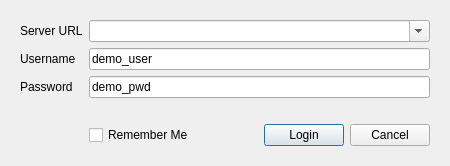
Before: the Qt Designer form qfieldsync/ui/cloud_login_dialog.ui in opengisch/qfieldsync, drawn with Qt 5.
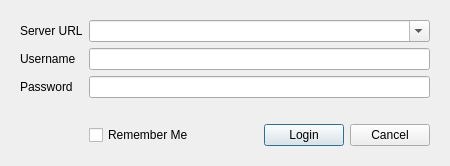
After: the same form once the commit is applied. Custom widgets are drawn as their Qt base class.

Commit message: No more default user and password

Patch:
```diff
--- a/qfieldsync/ui/cloud_login_dialog.ui
+++ b/qfieldsync/ui/cloud_login_dialog.ui
@@ -20,7 +20,7 @@
       <item row="1" column="1">
        <widget class="QLineEdit" name="usernameLineEdit">
         <property name="text">
-         <string>demo_user</string>
+         <string/>
         </property>
        </widget>
       </item>
@@ -34,7 +34,7 @@
       <item row="2" column="1">
        <widget class="QgsPasswordLineEdit" name="passwordLineEdit">
         <property name="text">
-         <string>demo_pwd</string>
+         <string/>
         </property>
        </widget>
       </item>
```
